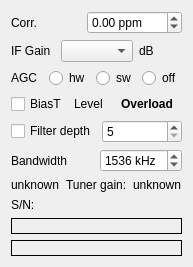
Above: src/devices/forms/rtlsdr_widget.ui from tomneda/DABstar before the change. Below: the same form after it.
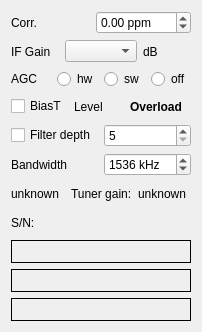
That is the form after the change.

Commit message: Add version display support for RTL-SDR devices

The edit to the form file:
```diff
--- a/src/devices/forms/rtlsdr_widget.ui
+++ b/src/devices/forms/rtlsdr_widget.ui
@@ -6,8 +6,8 @@
    <rect>
     <x>0</x>
     <y>0</y>
-    <width>180</width>
-    <height>240</height>
+    <width>202</width>
+    <height>332</height>
    </rect>
   </property>
   <property name="windowTitle">
@@ -32,10 +32,10 @@
         <string>&lt;html&gt;&lt;head/&gt;&lt;body&gt;&lt;p&gt;Oscillator frequency correction in ppm. Enter the observed frequency offset of the device&apos;s oscillator.&lt;/p&gt;&lt;/body&gt;&lt;/html&gt;</string>
        </property>
        <property name="minimum">
-        <double>-150.0</double>
+        <double>-150.000000000000000</double>
        </property>
        <property name="maximum">
-        <double>150.0</double>
+        <double>150.000000000000000</double>
        </property>
       </widget>
      </item>
@@ -260,12 +260,25 @@
     </widget>
    </item>
    <item>
-    <widget class="QLabel" name="deviceVersion">
+    <widget class="QLabel" name="deviceNameLabel">
      <property name="toolTip">
       <string>&lt;html&gt;&lt;head/&gt;&lt;body&gt;&lt;p&gt;Device name&lt;/p&gt;&lt;/body&gt;&lt;/html&gt;</string>
      </property>
      <property name="frameShape">
-      <enum>QFrame::Box</enum>
+      <enum>QFrame::Shape::Box</enum>
+     </property>
+     <property name="text">
+      <string/>
+     </property>
+    </widget>
+   </item>
+   <item>
+    <widget class="QLabel" name="deviceVersion">
+     <property name="toolTip">
+      <string>&lt;html&gt;&lt;head/&gt;&lt;body&gt;&lt;p&gt;Version of the detected RTL-SDR library.&lt;/p&gt;&lt;/body&gt;&lt;/html&gt;</string>
+     </property>
+     <property name="frameShape">
+      <enum>QFrame::Shape::Box</enum>
      </property>
      <property name="text">
       <string/>
```
Left out of the diff: 12 changed lines with no effect on the pictures. The commit also changes 3 other files.
